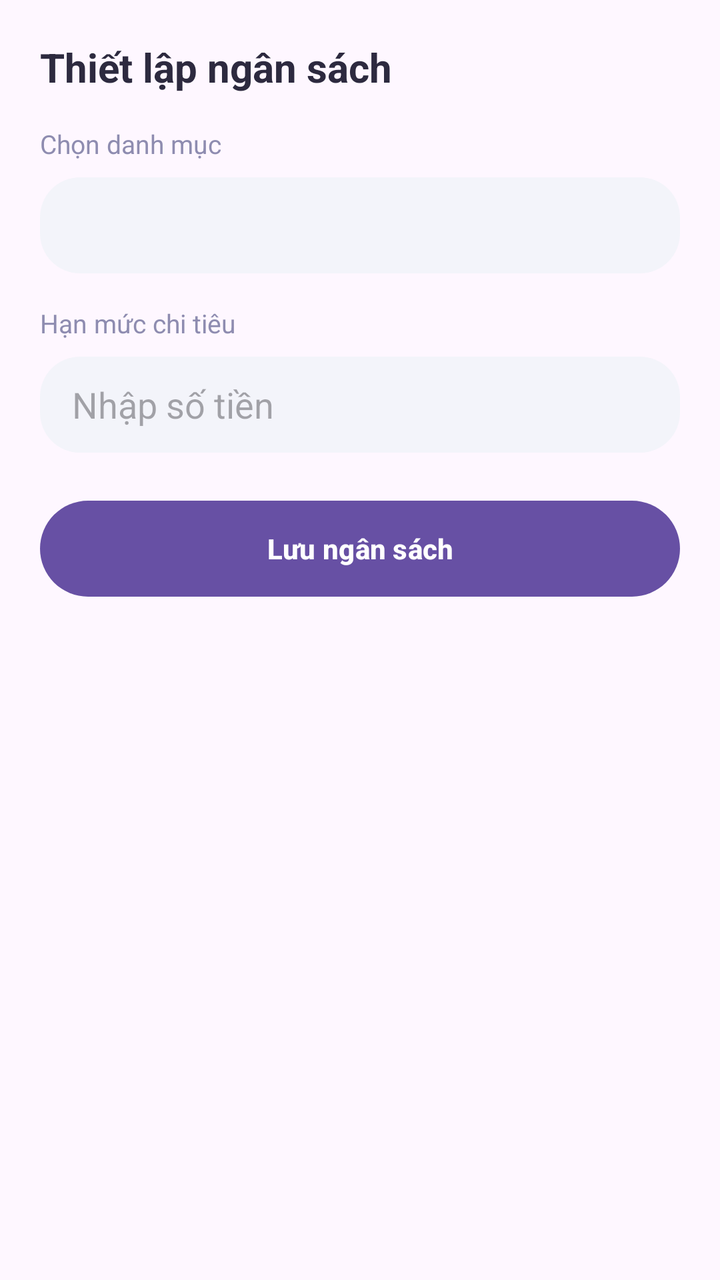
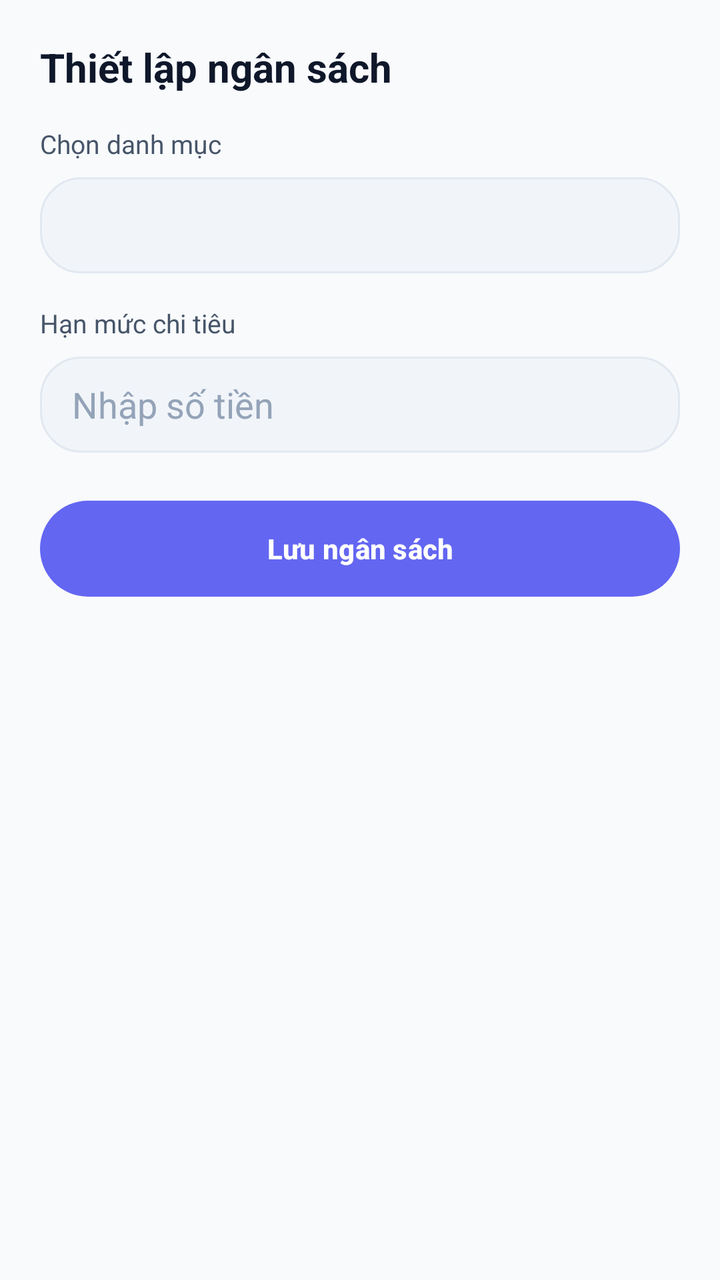

Two renders of the same Android screen: before a commit and after it. Below are the layout's source before the change and the commit's diff.
<!-- AndroidManifest.xml: application theme Theme.MyApplication -->
<!-- res/layout/dialog_add_budget.xml -->
<?xml version="1.0" encoding="utf-8"?>
<LinearLayout xmlns:android="http://schemas.android.com/apk/res/android"
    android:layout_width="match_parent"
    android:layout_height="wrap_content"
    android:orientation="vertical"
    android:padding="20dp">

    <TextView
        android:layout_width="wrap_content"
        android:layout_height="wrap_content"
        android:text="Thiết lập ngân sách"
        android:textColor="@color/text_primary"
        android:textSize="20sp"
        android:textStyle="bold" />

    <TextView
        android:layout_width="wrap_content"
        android:layout_height="wrap_content"
        android:layout_marginTop="16dp"
        android:text="Chọn danh mục"
        android:textColor="@color/text_secondary"
        android:textSize="13sp" />

    <Spinner
        android:id="@+id/spinnerBudgetCategory"
        android:layout_width="match_parent"
        android:layout_height="48dp"
        android:layout_marginTop="8dp"
        android:background="@drawable/bg_pill" />

    <TextView
        android:layout_width="wrap_content"
        android:layout_height="wrap_content"
        android:layout_marginTop="16dp"
        android:text="Hạn mức chi tiêu"
        android:textColor="@color/text_secondary"
        android:textSize="13sp" />

    <EditText
        android:id="@+id/edtBudgetLimit"
        android:layout_width="match_parent"
        android:layout_height="48dp"
        android:layout_marginTop="8dp"
        android:background="@drawable/bg_pill"
        android:hint="Nhập số tiền"
        android:inputType="number"
        android:paddingHorizontal="16dp" />

    <Button
        android:id="@+id/btnSaveBudget"
        android:layout_width="match_parent"
        android:layout_height="48dp"
        android:layout_marginTop="24dp"
        android:background="@drawable/bg_button_primary"
        android:text="Lưu ngân sách"
        android:textAllCaps="false"
        android:textColor="@color/white"
        android:textStyle="bold" />

</LinearLayout>
<!-- resources referenced by this layout -->
<resources>
  <color name="text_primary">#2D2A3F</color>
  <color name="text_secondary">#8E8CB0</color>
  <color name="white">#FFFFFFFF</color>
  <!-- drawable bg_button_primary (drawable) -->
  <?xml version="1.0" encoding="utf-8"?>
  <shape xmlns:android="http://schemas.android.com/apk/res/android">
      <gradient
          android:angle="0"
          android:endColor="#7B6DFF"
          android:startColor="#5F55FF" />
      <corners android:radius="24dp" />
  </shape>
  <!-- drawable bg_pill (drawable) -->
  <?xml version="1.0" encoding="utf-8"?>
  <shape xmlns:android="http://schemas.android.com/apk/res/android">
      <solid android:color="@color/pill_background" />
      <corners android:radius="20dp" />
  </shape>
  <style name="Theme.MyApplication" parent="Base.Theme.MyApplication" />
  <color name="pill_background">#F3F4FA</color>
  <style name="Base.Theme.MyApplication" parent="Theme.Material3.DayNight.NoActionBar">
          
          
      </style>
</resources>

<!-- the commit's change to res/layout/dialog_add_budget.xml (unified diff, before → after) -->
@@ -8,7 +8,7 @@
     <TextView
         android:layout_width="wrap_content"
         android:layout_height="wrap_content"
-        android:text="Thiết lập ngân sách"
+        android:text="@string/budget_dialog_title"
         android:textColor="@color/text_primary"
         android:textSize="20sp"
         android:textStyle="bold" />
@@ -17,7 +17,7 @@
         android:layout_width="wrap_content"
         android:layout_height="wrap_content"
         android:layout_marginTop="16dp"
-        android:text="Chọn danh mục"
+        android:text="@string/budget_dialog_category"
         android:textColor="@color/text_secondary"
         android:textSize="13sp" />
 
@@ -32,7 +32,7 @@
         android:layout_width="wrap_content"
         android:layout_height="wrap_content"
         android:layout_marginTop="16dp"
-        android:text="Hạn mức chi tiêu"
+        android:text="@string/budget_dialog_limit"
         android:textColor="@color/text_secondary"
         android:textSize="13sp" />
 
@@ -42,9 +42,11 @@
         android:layout_height="48dp"
         android:layout_marginTop="8dp"
         android:background="@drawable/bg_pill"
-        android:hint="Nhập số tiền"
+        android:hint="@string/placeholder_amount_input"
         android:inputType="number"
-        android:paddingHorizontal="16dp" />
+        android:paddingHorizontal="16dp"
+        android:textColor="@color/text_primary"
+        android:textColorHint="@color/text_light" />
 
     <Button
         android:id="@+id/btnSaveBudget"
@@ -52,7 +54,7 @@
         android:layout_height="48dp"
         android:layout_marginTop="24dp"
         android:background="@drawable/bg_button_primary"
-        android:text="Lưu ngân sách"
+        android:text="@string/budget_dialog_save"
         android:textAllCaps="false"
         android:textColor="@color/white"
         android:textStyle="bold" />
<!-- resource entries referenced after the edit -->
@@ -1,28 +1,45 @@
 <!-- resources referenced by this layout -->
 <resources>
-  <color name="text_primary">#2D2A3F</color>
-  <color name="text_secondary">#8E8CB0</color>
+  <color name="text_light">#94A3B8</color>
+  <color name="text_primary">#0F172A</color>
+  <color name="text_secondary">#475569</color>
   <color name="white">#FFFFFFFF</color>
   <!-- drawable bg_button_primary (drawable) -->
   <?xml version="1.0" encoding="utf-8"?>
   <shape xmlns:android="http://schemas.android.com/apk/res/android">
       <gradient
           android:angle="0"
-          android:endColor="#7B6DFF"
-          android:startColor="#5F55FF" />
+          android:endColor="@color/accent_purple"
+          android:startColor="@color/primary_blue" />
       <corners android:radius="24dp" />
   </shape>
   <!-- drawable bg_pill (drawable) -->
   <?xml version="1.0" encoding="utf-8"?>
   <shape xmlns:android="http://schemas.android.com/apk/res/android">
       <solid android:color="@color/pill_background" />
+      <stroke
+          android:width="1dp"
+          android:color="@color/divider_light" />
       <corners android:radius="20dp" />
   </shape>
+  <string name="budget_dialog_category">Chọn danh mục</string>
+  <string name="budget_dialog_limit">Hạn mức chi tiêu</string>
+  <string name="budget_dialog_save">Lưu ngân sách</string>
+  <string name="budget_dialog_title">Thiết lập ngân sách</string>
+  <string name="placeholder_amount_input">Nhập số tiền</string>
   <style name="Theme.MyApplication" parent="Base.Theme.MyApplication" />
-  <color name="pill_background">#F3F4FA</color>
+  <color name="accent_purple">#8B5CF6</color>
+  <color name="primary_blue">#6366F1</color>
+  <color name="pill_background">#F1F5F9</color>
+  <color name="divider_light">#E2E8F0</color>
   <style name="Base.Theme.MyApplication" parent="Theme.Material3.DayNight.NoActionBar">
-          
-          
+          <item name="colorPrimary">@color/primary_blue</item>
+          <item name="colorSecondary">@color/accent_purple</item>
+          <item name="android:statusBarColor">@android:color/transparent</item>
+          <item name="android:navigationBarColor">@color/card_background</item>
+          <item name="android:windowBackground">@color/app_background</item>
       </style>
+  <color name="card_background">#FFFFFF</color>
+  <color name="app_background">#F8FAFC</color>
 </resources>
 
